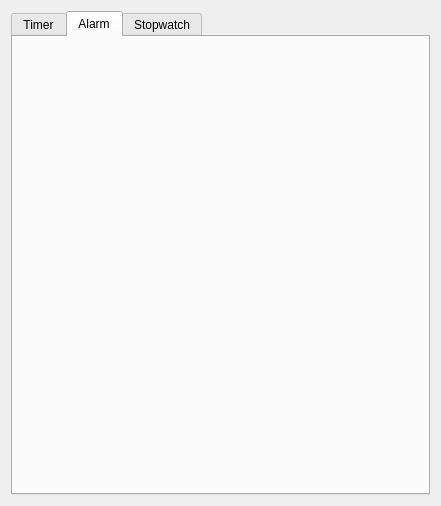
Above: form.ui from HosseinSadeghi-dev/Alarms_Clock_windows before the change. Below: the same form after it.
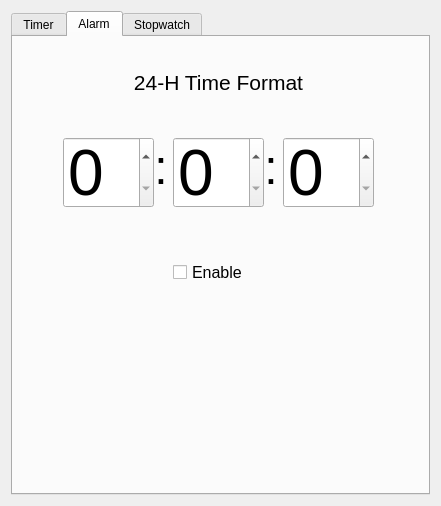
That is the form after the change. The open tabs and pages were chosen to show the change.

Diff of the .ui file:
```diff
--- a/form.ui
+++ b/form.ui
@@ -184,6 +184,189 @@
       <attribute name="title">
        <string>Alarm</string>
       </attribute>
+      <widget class="QSpinBox" name="alarm_m">
+       <property name="geometry">
+        <rect>
+         <x>160</x>
+         <y>100</y>
+         <width>91</width>
+         <height>71</height>
+        </rect>
+       </property>
+       <property name="font">
+        <font>
+         <pointsize>48</pointsize>
+        </font>
+       </property>
+       <property name="frame">
+        <bool>true</bool>
+       </property>
+       <property name="readOnly">
+        <bool>false</bool>
+       </property>
+       <property name="buttonSymbols">
+        <enum>QAbstractSpinBox::UpDownArrows</enum>
+       </property>
+       <property name="maximum">
+        <number>59</number>
+       </property>
+      </widget>
+      <widget class="QSpinBox" name="alarm_h">
+       <property name="geometry">
+        <rect>
+         <x>50</x>
+         <y>100</y>
+         <width>91</width>
+         <height>71</height>
+        </rect>
+       </property>
+       <property name="font">
+        <font>
+         <pointsize>48</pointsize>
+        </font>
+       </property>
+       <property name="layoutDirection">
+        <enum>Qt::LeftToRight</enum>
+       </property>
+       <property name="wrapping">
+        <bool>false</bool>
+       </property>
+       <property name="frame">
+        <bool>true</bool>
+       </property>
+       <property name="readOnly">
+        <bool>false</bool>
+       </property>
+       <property name="buttonSymbols">
+        <enum>QAbstractSpinBox::UpDownArrows</enum>
+       </property>
+       <property name="accelerated">
+        <bool>false</bool>
+       </property>
+       <property name="showGroupSeparator" stdset="0">
+        <bool>false</bool>
+       </property>
+       <property name="suffix">
+        <string/>
+       </property>
+       <property name="maximum">
+        <number>23</number>
+       </property>
+       <property name="stepType">
+        <enum>QAbstractSpinBox::DefaultStepType</enum>
+       </property>
+      </widget>
+      <widget class="QSpinBox" name="alarm_s">
+       <property name="geometry">
+        <rect>
+         <x>270</x>
+         <y>100</y>
+         <width>91</width>
+         <height>71</height>
+        </rect>
+       </property>
+       <property name="font">
+        <font>
+         <pointsize>48</pointsize>
+        </font>
+       </property>
+       <property name="frame">
+        <bool>true</bool>
+       </property>
+       <property name="buttonSymbols">
+        <enum>QAbstractSpinBox::UpDownArrows</enum>
+       </property>
+       <property name="maximum">
+        <number>59</number>
+       </property>
+      </widget>
+      <widget class="QCheckBox" name="alarm_checkbox">
+       <property name="geometry">
+        <rect>
+         <x>160</x>
+         <y>220</y>
+         <width>81</width>
+         <height>31</height>
+        </rect>
+       </property>
+       <property name="font">
+        <font>
+         <pointsize>12</pointsize>
+        </font>
+       </property>
+       <property name="text">
+        <string>Enable</string>
+       </property>
+      </widget>
+      <widget class="QLabel" name="label">
+       <property name="geometry">
+        <rect>
+         <x>140</x>
+         <y>80</y>
+         <width>16</width>
+         <height>101</height>
+        </rect>
+       </property>
+       <property name="font">
+        <font>
+         <pointsize>36</pointsize>
+        </font>
+       </property>
+       <property name="styleSheet">
+        <string notr="true">color: rgb(0, 0, 0);</string>
+       </property>
+       <property name="text">
+        <string>:</string>
+       </property>
+       <property name="alignment">
+        <set>Qt::AlignCenter</set>
+       </property>
+      </widget>
+      <widget class="QLabel" name="label_2">
+       <property name="geometry">
+        <rect>
+         <x>250</x>
+         <y>80</y>
+         <width>16</width>
+         <height>101</height>
+        </rect>
+       </property>
+       <property name="font">
+        <font>
+         <pointsize>36</pointsize>
+        </font>
+       </property>
+       <property name="styleSheet">
+        <string notr="true">color: rgb(0, 0, 0);</string>
+       </property>
+       <property name="text">
+        <string>:</string>
+       </property>
+       <property name="alignment">
+        <set>Qt::AlignCenter</set>
+       </property>
+      </widget>
+      <widget class="QLabel" name="label_3">
+       <property name="geometry">
+        <rect>
+         <x>110</x>
+         <y>20</y>
+         <width>191</width>
+         <height>51</height>
+        </rect>
+       </property>
+       <property name="font">
+        <font>
+         <pointsize>16</pointsize>
+        </font>
+       </property>
+       <property name="text">
+        <string>24-H Time Format</string>
+       </property>
+       <property name="alignment">
+        <set>Qt::AlignCenter</set>
+       </property>
+      </widget>
      </widget>
      <widget class="QWidget" name="tab_2">
       <attribute name="title">
```
Left out of the diff: 2 changed lines with no effect on the pictures.
